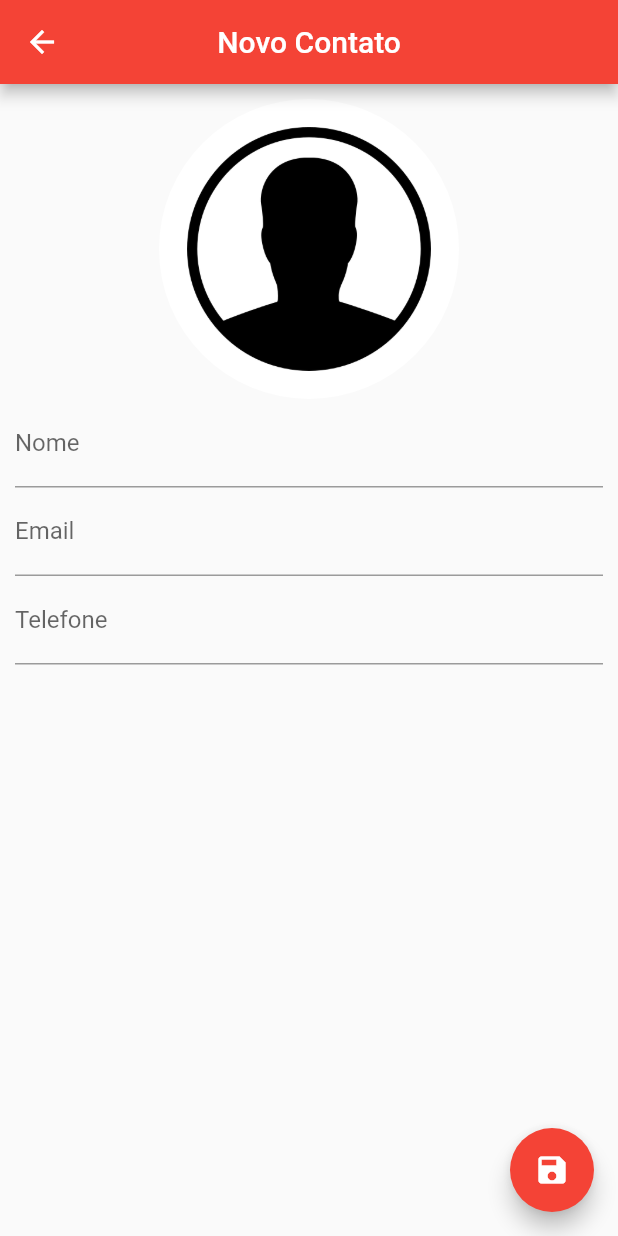
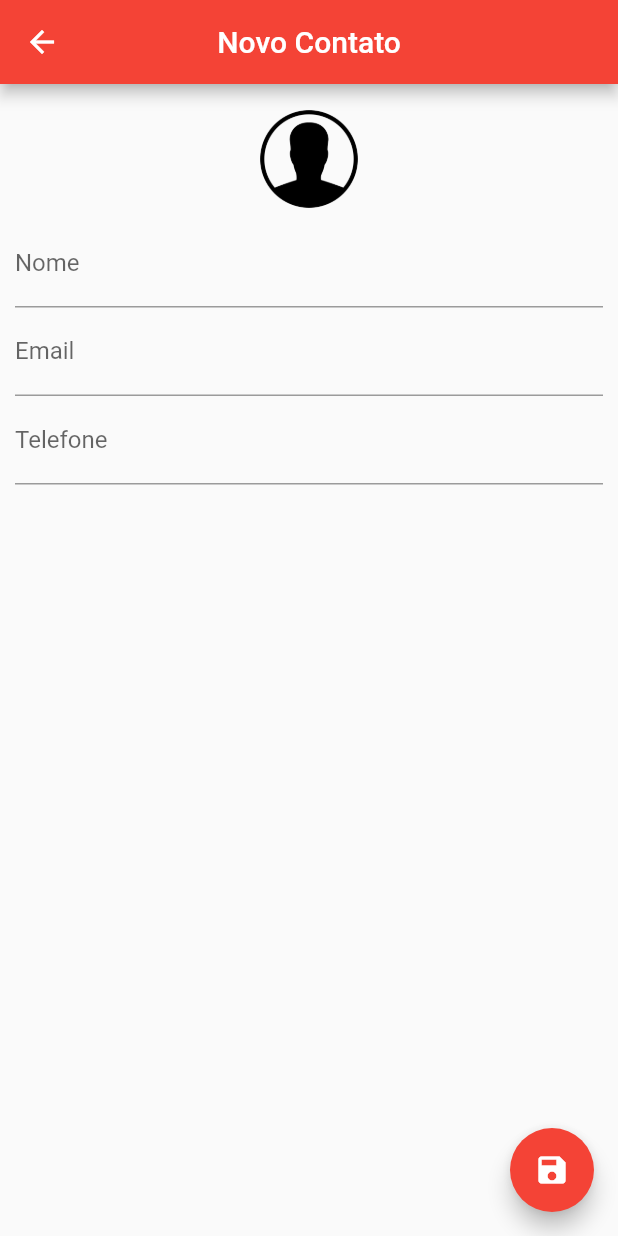
Before and after one commit to GnadtFernando/ListaContatoSqflite3.3.4, a Flutter app: the ContactPage screen opened directly, on a phone screen of 412 x 824 dp. Run offline on Flutter 3.47's test engine with Material 2 defaults, Android fonts, the phone set to English and light mode, and no system bars; our stand-ins replace image_picker, sqflite; accounts and stored records are empty.

Commit message:
fix contact page

```diff
--- a/lib/ui/contact_page.dart
+++ b/lib/ui/contact_page.dart
@@ -1,3 +1,5 @@
+import 'dart:io';
+
 import 'package:flutter/material.dart';
 import 'package:image_picker/image_picker.dart';
 import 'package:lista_contatos/helpers/contact_helper.dart';
@@ -70,14 +72,17 @@ class _ContactPageState extends State<ContactPage> {
                     });
                   });
                 },
-                child: SizedBox(
-                  width: 200,
-                  height: 200,
-                  child: CircleAvatar(
-                    backgroundColor: Colors.white,
-                    child: _editedContact!.img != null
-                        ? Image.asset('images/person.png')
-                        : Image.asset('images/person.png'),
+                child: Container(
+                  height: 80.0,
+                  width: 80.0,
+                  decoration: BoxDecoration(
+                    shape: BoxShape.circle,
+                    image: DecorationImage(
+                        fit: BoxFit.cover,
+                        image: _editedContact!.img != null
+                            ? FileImage(File(_editedContact!.img!))
+                            : const AssetImage('images/person.png')
+                                as ImageProvider),
                   ),
                 ),
               ),
```
Also changed, not shown: lib/ui/home_page.dart (+0 -10 lines).
